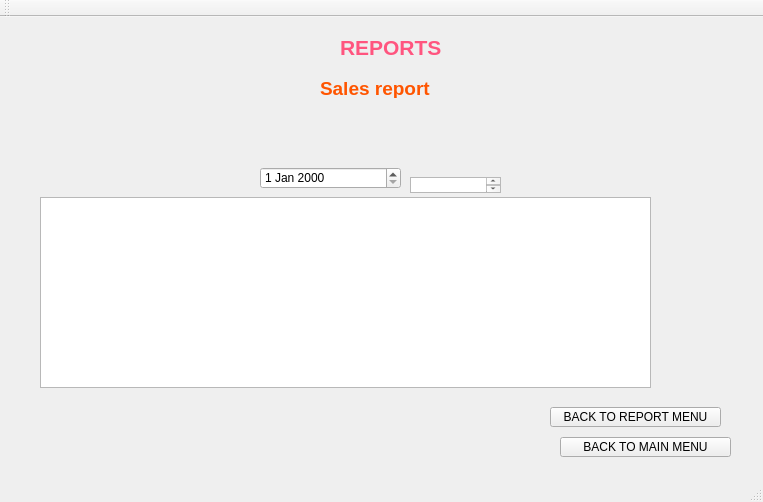
TheSoullessOne/Group-Project-1, file Forms/mainwindow.ui: the form before one commit.
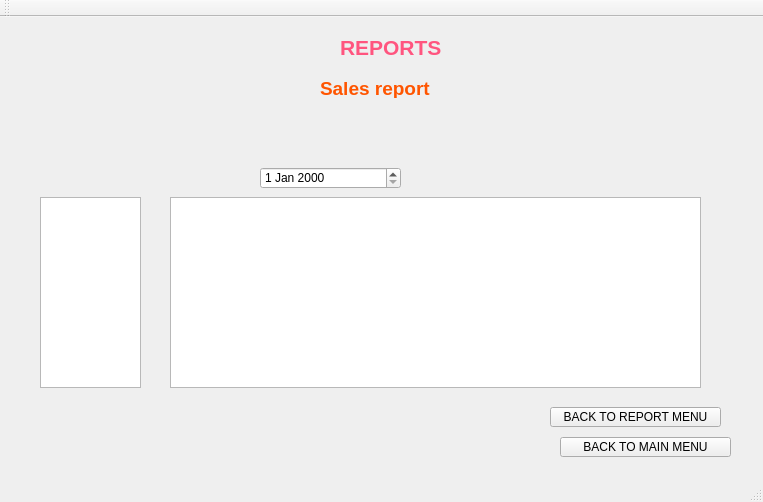
The form after the commit. The open tabs and pages were chosen to show the change.

Patch:
```diff
--- a/Forms/mainwindow.ui
+++ b/Forms/mainwindow.ui
@@ -447,10 +447,10 @@
        <widget class="QTextBrowser" name="salesReport_display">
         <property name="geometry">
          <rect>
-          <x>370</x>
-          <y>120</y>
-          <width>91</width>
-          <height>16</height>
+          <x>130</x>
+          <y>140</y>
+          <width>531</width>
+          <height>191</height>
          </rect>
         </property>
         <property name="text" stdset="0">
@@ -462,7 +462,7 @@
          <rect>
           <x>0</x>
           <y>140</y>
-          <width>611</width>
+          <width>101</width>
           <height>191</height>
          </rect>
         </property>
```
Left out of the diff: 4 changed lines with no effect on the pictures.
